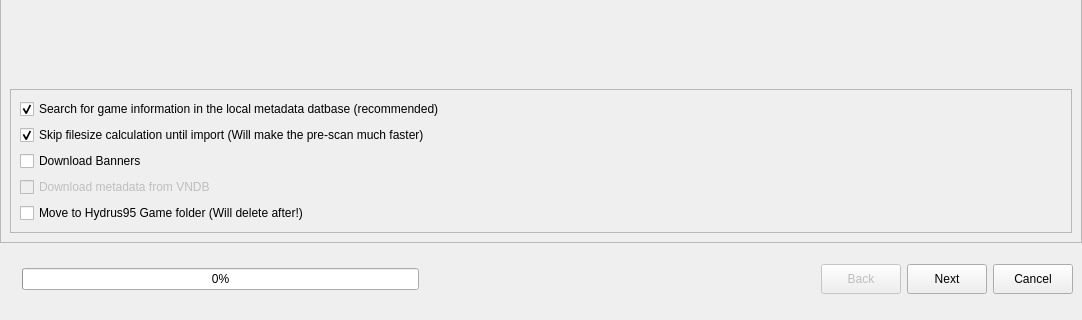
Before: the Qt Designer form src/ui/dialog/BatchImportDialog.ui in KJNeko/Atlas, drawn with Qt 5; both pictures show x 0 to 1082 and y 397 to 717 of the 1082 by 717 pixel window.
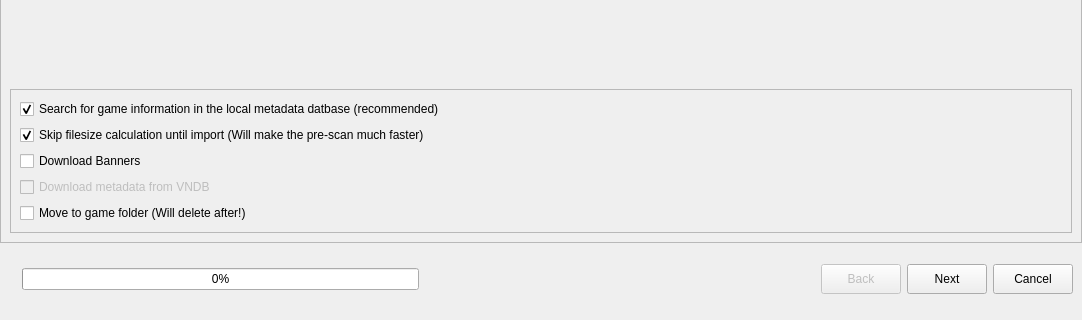
After: the same form once the commit is applied.

Commit message: Scrub of old name (hydrus95 -> atlas)

```diff
--- a/src/ui/dialog/BatchImportDialog.ui
+++ b/src/ui/dialog/BatchImportDialog.ui
@@ -256,7 +256,7 @@
                 <bool>true</bool>
                </property>
                <property name="text">
-                <string>Move to Hydrus95 Game folder (Will delete after!)</string>
+                <string>Move to game folder (Will delete after!)</string>
                </property>
               </widget>
              </item>
```
The commit also changes 49 other files.
